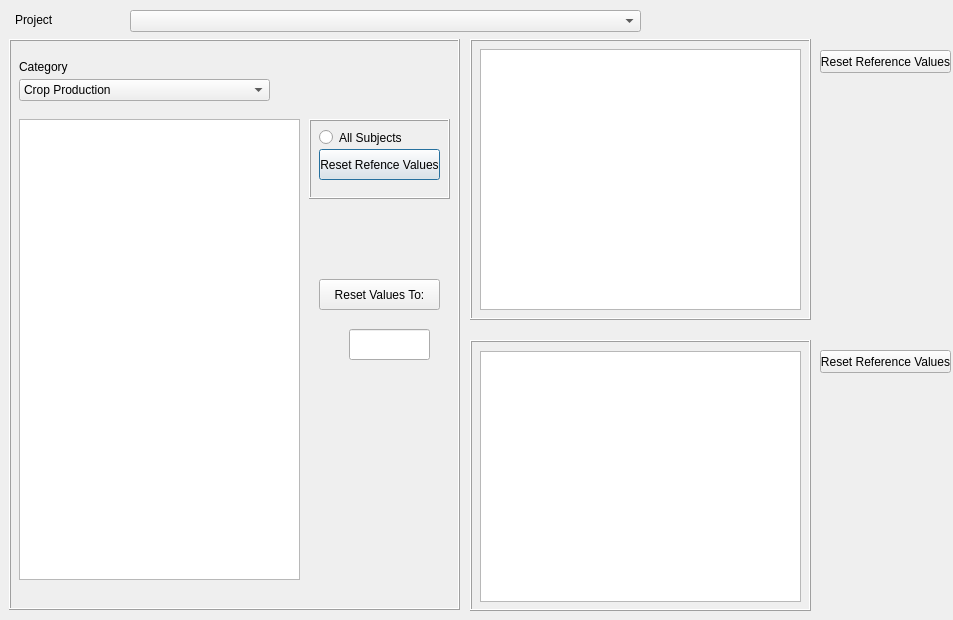
First picture: the form in src/openihm/gui/designs/ui_simulation.ui, repository snim2mirror/openihm, before the edit.
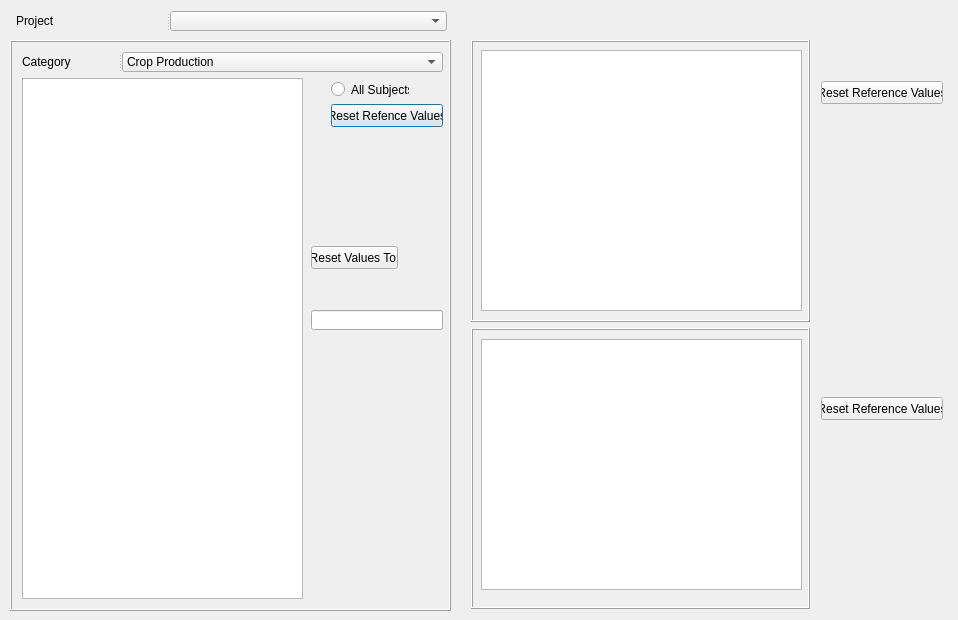
Second picture: the form after the edit.

Commit message: updating interfaces and code for asset management, simulation, income source details management

Diff of the .ui file:
```diff
--- a/src/openihm/gui/designs/ui_simulation.ui
+++ b/src/openihm/gui/designs/ui_simulation.ui
@@ -6,7 +6,7 @@
    <rect>
     <x>0</x>
     <y>0</y>
-    <width>953</width>
+    <width>958</width>
     <height>620</height>
    </rect>
   </property>
@@ -22,9 +22,9 @@
   <widget class="QFrame" name="frame">
    <property name="geometry">
     <rect>
-     <x>9</x>
-     <y>39</y>
-     <width>451</width>
+     <x>10</x>
+     <y>40</y>
+     <width>441</width>
      <height>571</height>
     </rect>
    </property>
@@ -40,23 +40,13 @@
    <property name="midLineWidth">
     <number>0</number>
    </property>
-   <widget class="QTableView" name="tableView">
-    <property name="geometry">
-     <rect>
-      <x>10</x>
-      <y>80</y>
-      <width>281</width>
-      <height>461</height>
-     </rect>
-    </property>
-   </widget>
    <widget class="QPushButton" name="pushButton">
     <property name="geometry">
      <rect>
-      <x>310</x>
-      <y>110</y>
-      <width>121</width>
-      <height>31</height>
+      <x>321</x>
+      <y>64</y>
+      <width>112</width>
+      <height>23</height>
      </rect>
     </property>
     <property name="text">
@@ -66,10 +56,10 @@
    <widget class="QPushButton" name="pushButton_2">
     <property name="geometry">
      <rect>
-      <x>310</x>
-      <y>240</y>
-      <width>121</width>
-      <height>31</height>
+      <x>301</x>
+      <y>206</y>
+      <width>87</width>
+      <height>23</height>
      </rect>
     </property>
     <property name="text">
@@ -79,19 +69,19 @@
    <widget class="QLineEdit" name="lineEdit">
     <property name="geometry">
      <rect>
-      <x>340</x>
-      <y>290</y>
-      <width>81</width>
-      <height>31</height>
+      <x>301</x>
+      <y>270</y>
+      <width>132</width>
+      <height>20</height>
      </rect>
     </property>
    </widget>
    <widget class="QRadioButton" name="radioButton">
     <property name="geometry">
      <rect>
-      <x>310</x>
-      <y>90</y>
-      <width>111</width>
+      <x>321</x>
+      <y>41</y>
+      <width>78</width>
       <height>17</height>
      </rect>
     </property>
@@ -99,37 +89,24 @@
      <string>All Subjects</string>
     </property>
    </widget>
-   <widget class="QFrame" name="frame_2">
+   <widget class="QSplitter" name="splitter">
     <property name="geometry">
      <rect>
-      <x>300</x>
-      <y>80</y>
-      <width>141</width>
-      <height>80</height>
+      <x>12</x>
+      <y>12</y>
+      <width>421</width>
+      <height>20</height>
      </rect>
     </property>
-    <property name="frameShape">
-     <enum>QFrame::Box</enum>
+    <property name="orientation">
+     <enum>Qt::Horizontal</enum>
     </property>
-    <property name="frameShadow">
-     <enum>QFrame::Raised</enum>
-    </property>
-    <property name="lineWidth">
-     <number>1</number>
-    </property>
-    <property name="midLineWidth">
-     <number>0</number>
+    <widget class="QLabel" name="label">
+     <property name="text">
+      <string>Category</string>
     </property>
    </widget>
    <widget class="QComboBox" name="comboBox">
-    <property name="geometry">
-     <rect>
-      <x>10</x>
-      <y>40</y>
-      <width>251</width>
-      <height>22</height>
-     </rect>
-    </property>
     <item>
      <property name="text">
       <string>Crop Production</string>
@@ -161,27 +138,25 @@
      </property>
     </item>
    </widget>
-   <widget class="QLabel" name="label">
+   </widget>
+   <widget class="QTableView" name="tableView">
     <property name="geometry">
      <rect>
-      <x>10</x>
-      <y>20</y>
-      <width>201</width>
-      <height>16</height>
+      <x>12</x>
+      <y>38</y>
+      <width>281</width>
+      <height>521</height>
      </rect>
     </property>
-    <property name="text">
-     <string>Category</string>
-    </property>
    </widget>
   </widget>
   <widget class="QFrame" name="frame_3">
    <property name="geometry">
     <rect>
-     <x>470</x>
-     <y>39</y>
-     <width>341</width>
-     <height>281</height>
+     <x>471</x>
+     <y>40</y>
+     <width>339</width>
+     <height>282</height>
     </rect>
    </property>
    <property name="frameShape">
@@ -204,10 +179,10 @@
   <widget class="QFrame" name="frame_4">
    <property name="geometry">
     <rect>
-     <x>470</x>
-     <y>340</y>
-     <width>341</width>
-     <height>271</height>
+     <x>471</x>
+     <y>328</y>
+     <width>339</width>
+     <height>281</height>
     </rect>
    </property>
    <property name="frameShape">
@@ -230,9 +205,9 @@
   <widget class="QPushButton" name="pushButton_3">
    <property name="geometry">
     <rect>
-     <x>820</x>
-     <y>50</y>
-     <width>131</width>
+     <x>821</x>
+     <y>81</y>
+     <width>122</width>
      <height>23</height>
     </rect>
    </property>
@@ -243,41 +218,38 @@
   <widget class="QPushButton" name="pushButton_4">
    <property name="geometry">
     <rect>
-     <x>820</x>
-     <y>350</y>
-     <width>131</width>
+     <x>821</x>
+     <y>397</y>
+     <width>122</width>
      <height>23</height>
     </rect>
    </property>
    <property name="text">
     <string>Reset Reference Values</string>
+   </property>
+  </widget>
+  <widget class="QSplitter" name="splitter_2">
+   <property name="geometry">
+    <rect>
+     <x>16</x>
+     <y>11</y>
+     <width>431</width>
+     <height>20</height>
+    </rect>
+   </property>
+   <property name="orientation">
+    <enum>Qt::Horizontal</enum>
+   </property>
+   <widget class="QLabel" name="label_2">
+    <property name="text">
+     <string>Project</string>
    </property>
   </widget>
   <widget class="QComboBox" name="comboBox_2">
-   <property name="geometry">
-    <rect>
-     <x>130</x>
-     <y>10</y>
-     <width>511</width>
-     <height>22</height>
-    </rect>
-   </property>
    <property name="sizeAdjustPolicy">
     <enum>QComboBox::AdjustToContentsOnFirstShow</enum>
    </property>
   </widget>
-  <widget class="QLabel" name="label_2">
-   <property name="geometry">
-    <rect>
-     <x>15</x>
-     <y>10</y>
-     <width>51</width>
-     <height>20</height>
-    </rect>
-   </property>
-   <property name="text">
-    <string>Project</string>
-   </property>
   </widget>
  </widget>
  <resources/>
```
Left out of the diff: 2 changed lines with no effect on the pictures. Lines whose indentation alone changed are shown as unchanged. The commit also changes 3 other files.
